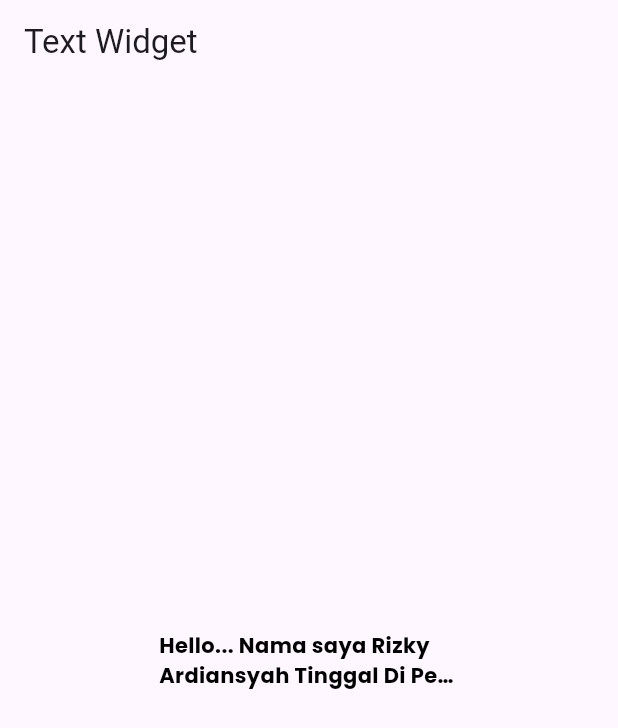
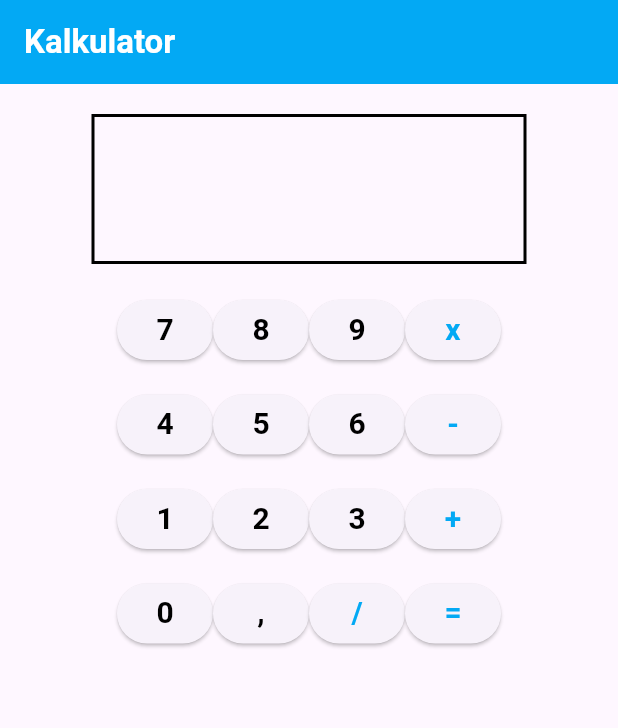
Before and after one commit to RizkyArdiansyahhh/learn-flutter, a Flutter app: the screen it shows after launch, on a phone screen of 412 x 824 dp. Shown: the top 728 px of the screen. Run offline on Flutter 3.47's test engine with Material 3 defaults, Android fonts, the phone set to English and light mode, and no system bars.

Commit message:
day 2 -> stateful widget

```diff
--- a/lib/main_page.dart
+++ b/lib/main_page.dart
@@ -1,36 +1,127 @@
+import 'dart:developer';
 import 'package:flutter/material.dart';
-import 'package:google_fonts/google_fonts.dart';
 
-class MainPage extends StatelessWidget {
+class MainPage extends StatefulWidget {
   const MainPage({super.key});
+
+  @override
+  State<MainPage> createState() => _MainPageState();
+}
+
+class _MainPageState extends State<MainPage> {
+  String textInfo = ""; // Menyimpan teks kalkulasi
+  String operator = ""; // Operator yang digunakan (+, -, *, /)
+  int result = 0; // Hasil kalkulasi
+  int a = 0; // Angka pertama
+  int b = 0; // Angka kedua
+
+  // Fungsi untuk melakukan kalkulasi
+  void calculate() {
+    if (operator == "+") {
+      result = a + b;
+    } else if (operator == "-") {
+      result = a - b;
+    } else if (operator == "x") {
+      result = a * b;
+    } else if (operator == "/") {
+      result = a ~/ b;
+    }
+    setState(() {
+      textInfo = result.toString(); // Menampilkan hasil
+    });
+  }
 
   @override
   Widget build(BuildContext context) {
     return Scaffold(
         appBar: AppBar(
-          title: Text("Text Widget"),
+          title: Text(
+            "Kalkulator",
+            style: TextStyle(
+              color: Colors.white,
+              fontWeight: FontWeight.bold,
+            ),
+          ),
+          backgroundColor: Colors.lightBlue,
         ),
         body: Center(
-            child:
-                Column(mainAxisAlignment: MainAxisAlignment.center, children: [
-          SizedBox(
-            width: 200,
-            child: Text(
-                "Hello... Nama saya Rizky Ardiansyah Tinggal Di Pekanbaru, dan sekarang sedang berkualiah di universitas riau.",
-                textAlign: TextAlign.left,
-                maxLines: 2,
-                overflow: TextOverflow.ellipsis,
-                style: GoogleFonts.poppins(
-                  // backgroundColor: Colors.green[400],
-                  color: Colors.black,
-                  fontWeight: FontWeight.bold,
-                  // fontStyle: FontStyle.italic,
-                  // decoration: TextDecoration.underline,
-                  decorationThickness: 2,
-                  decorationStyle: TextDecorationStyle.wavy,
-                  decorationColor: Colors.red,
-                )),
-          )
-        ])));
+          child: Column(children: [
+            SizedBox(height: 20),
+            Row(mainAxisAlignment: MainAxisAlignment.center, children: [
+              Container(
+                width: 290,
+                height: 100,
+                decoration: BoxDecoration(
+                  border: Border.all(color: Colors.black, width: 2),
+                ),
+                child: Center(
+                  child: Text(
+                    textInfo, // Menampilkan hasil kalkulasi
+                    style: TextStyle(fontSize: 24),
+                  ),
+                ),
+              ),
+            ]),
+            SizedBox(height: 20),
+            // Tombol-tombol kalkulator
+            Row(mainAxisAlignment: MainAxisAlignment.center, children: [
+              _buildButton("7"),
+              _buildButton("8"),
+              _buildButton("9"),
+              _buildButton("x", color: Colors.lightBlue),
+            ]),
+            SizedBox(height: 15),
+            Row(mainAxisAlignment: MainAxisAlignment.center, children: [
+              _buildButton("4"),
+              _buildButton("5"),
+              _buildButton("6"),
+              _buildButton("-", color: Colors.lightBlue),
+            ]),
+            SizedBox(height: 15),
+            Row(mainAxisAlignment: MainAxisAlignment.center, children: [
+              _buildButton("1"),
+              _buildButton("2"),
+              _buildButton("3"),
+              _buildButton("+", color: Colors.lightBlue),
+            ]),
+            SizedBox(height: 15),
+            Row(mainAxisAlignment: MainAxisAlignment.center, children: [
+              _buildButton("0"),
+              _buildButton(",", color: Colors.black),
+              _buildButton("/", color: Colors.lightBlue),
+              _buildButton("=", color: Colors.lightBlue),
+            ]),
+          ]),
+        ));
+  }
+
+  // Fungsi untuk membangun tombol kalkulator
+  Widget _buildButton(String label, {Color color = Colors.black}) {
+    return ElevatedButton(
+      onPressed: () {
+        setState(() {
+          if (label == "=") {
+            calculate(); // Menghitung jika tombol "=" ditekan
+          } else if (label == "+" ||
+              label == "-" ||
+              label == "x" ||
+              label == "/") {
+            operator = label; // Menyimpan operator
+            a = int.parse(textInfo); // Menyimpan angka pertama
+            textInfo = ""; // Mengosongkan layar untuk angka kedua
+          } else {
+            textInfo += label; // Menambahkan angka atau simbol ke layar
+          }
+        });
+      },
+      child: Text(
+        label,
+        style: TextStyle(
+          color: color,
+          fontWeight: FontWeight.bold,
+          fontSize: 20,
+        ),
+      ),
+    );
   }
 }
```
